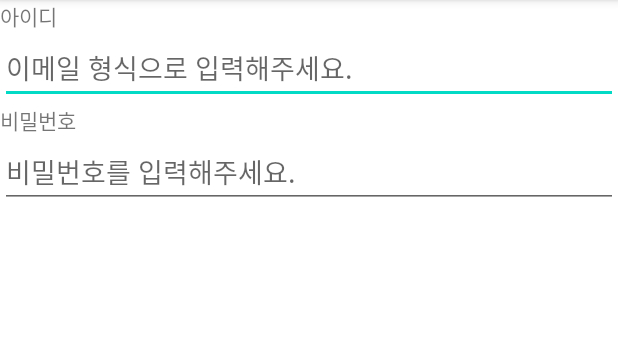
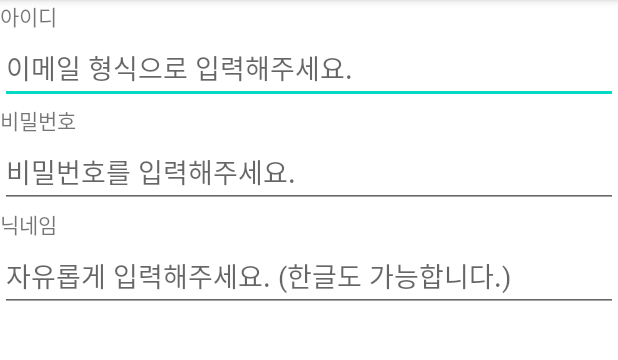
Before and after one commit to no1msh/UIPractice_20220219, an Android app: the screen it shows after launch (MainActivity), on a phone screen of 412 x 824 dp, the part 84-444 px from its top. Run offline under Robolectric (Android 15) with nearby library versions, the phone set to English and light mode, and no system bars.

Commit message:
singleLine 설정 - 한줄만 입력 받기

```diff
--- a/app/src/main/res/layout/activity_main.xml
+++ b/app/src/main/res/layout/activity_main.xml
@@ -29,4 +29,15 @@
         android:hint="비밀번호를 입력해주세요."
         android:inputType="textPassword"/>
 
+    <TextView
+        android:layout_width="wrap_content"
+        android:layout_height="wrap_content"
+        android:text="닉네임" />
+
+    <EditText
+        android:layout_width="match_parent"
+        android:layout_height="wrap_content"
+        android:singleLine="true"
+        android:hint="자유롭게 입력해주세요. (한글도 가능합니다.)" />
+
 </LinearLayout>
```
